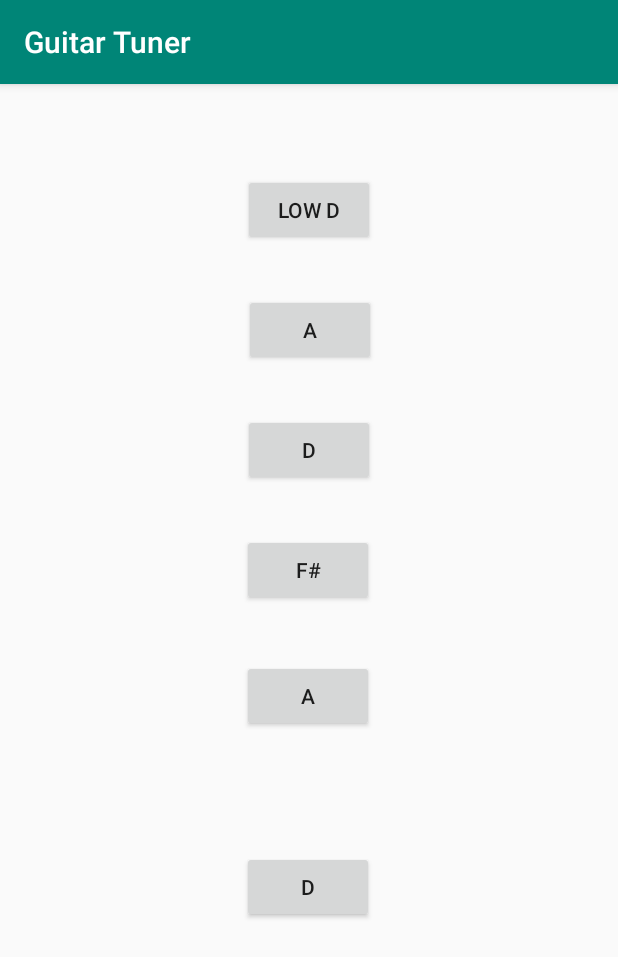
After one commit to hannahlspencer/Tuner, an Android app: the OpenD screen opened directly, with no data from a screen before it, on a phone screen of 412 x 824 dp. The commit adds this screen. Shown: the top 957 px of the screen. Run offline under Robolectric (Android 15) with nearby library versions, the phone set to English and light mode, and no system bars.

Commit message:
Add OpenD tuning variant

```diff
--- a/app/src/main/AndroidManifest.xml
+++ b/app/src/main/AndroidManifest.xml
@@ -16,7 +16,10 @@
                 <category android:name="android.intent.category.LAUNCHER"/>
             </intent-filter>
         </activity>
-        <activity android:name=".standardGuitar.StandardGuitar"></activity>
+        <activity android:name=".tuningVariants.StandardGuitar"></activity>
+        <activity android:name=".tuningVariants.OpenD"></activity>
+        <activity android:name=".tuningVariants.DropC"></activity>
+
     </application>
 
 </manifest>
--- /dev/null
+++ b/app/src/main/java/com/example/myapplication/tuningVariants/OpenD.kt
@@ -0,0 +1,41 @@
+package com.example.myapplication.tuningVariants
+
+import android.media.MediaPlayer
+import android.os.Bundle
+import androidx.appcompat.app.AppCompatActivity
+import com.example.myapplication.R
+import kotlinx.android.synthetic.main.open_d.*
+
+class OpenD: AppCompatActivity() {
+    override fun onCreate(savedInstanceState: Bundle?) {
+        super.onCreate(savedInstanceState)
+        setContentView(R.layout.open_d)
+        setMediaPlayers()
+    }
+
+    fun setMediaPlayers() {
+        opend_lowd.setOnClickListener {
+            playNote(R.raw.lowd)
+        }
+        opend_a.setOnClickListener {
+            playNote(R.raw.a)
+        }
+        opend_d.setOnClickListener {
+            playNote(R.raw.d)
+        }
+        opend_fsharp.setOnClickListener {
+            playNote(R.raw.fsharp)
+        }
+        opend_higha.setOnClickListener {
+            playNote(R.raw.higha)
+        }
+        opend_highd.setOnClickListener {
+            playNote(R.raw.highd)
+        }
+    }
+
+    fun playNote(rawNote: Int) {
+        val mp = MediaPlayer.create(this, rawNote)
+        mp.start()
+    }
+}
--- /dev/null
+++ b/app/src/main/res/layout/open_d.xml
@@ -0,0 +1,68 @@
+<?xml version="1.0" encoding="utf-8"?>
+<androidx.constraintlayout.widget.ConstraintLayout
+        xmlns:android="http://schemas.android.com/apk/res/android"
+        xmlns:tools="http://schemas.android.com/tools"
+        xmlns:app="http://schemas.android.com/apk/res-auto"
+        android:layout_width="match_parent"
+        android:layout_height="match_parent"
+        tools:context=".MainActivity">
+
+    <Button
+            android:text="Low D"
+            android:layout_width="wrap_content"
+            android:layout_height="wrap_content"
+            android:id="@+id/opend_lowd"
+            android:layout_marginTop="60dp"
+            app:layout_constraintTop_toTopOf="parent" app:layout_constraintEnd_toEndOf="parent"
+            android:layout_marginEnd="160dp" app:layout_constraintStart_toStartOf="parent"
+            android:layout_marginStart="8dp" app:layout_constraintHorizontal_bias="0.987"/>
+    <Button
+            android:text="A"
+            android:layout_width="wrap_content"
+            android:layout_height="wrap_content"
+            android:id="@+id/opend_a"
+            android:layout_marginTop="32dp"
+            app:layout_constraintTop_toBottomOf="@+id/opend_lowd" app:layout_constraintEnd_toEndOf="parent"
+            android:layout_marginEnd="160dp" app:layout_constraintStart_toStartOf="parent"
+            android:layout_marginStart="8dp" app:layout_constraintHorizontal_bias="0.993"
+    />
+    <Button
+            android:text="D"
+            android:layout_width="wrap_content"
+            android:layout_height="wrap_content"
+            android:id="@+id/opend_d" android:layout_marginTop="32dp"
+            app:layout_constraintTop_toBottomOf="@+id/opend_a" app:layout_constraintEnd_toEndOf="parent"
+            android:layout_marginEnd="160dp" app:layout_constraintStart_toStartOf="parent"
+            android:layout_marginStart="8dp" app:layout_constraintHorizontal_bias="0.987"
+    />
+    <Button
+            android:text="F#"
+            android:layout_width="wrap_content"
+            android:layout_height="wrap_content"
+            android:id="@+id/opend_fsharp"
+            app:layout_constraintEnd_toEndOf="parent"
+            android:layout_marginEnd="8dp" app:layout_constraintStart_toStartOf="parent"
+            android:layout_marginStart="8dp" app:layout_constraintHorizontal_bias="0.498"
+            android:layout_marginTop="32dp" app:layout_constraintTop_toBottomOf="@+id/opend_d"/>
+    <Button
+            android:text="A"
+            android:layout_width="wrap_content"
+            android:layout_height="wrap_content"
+            android:id="@+id/opend_higha" android:layout_marginTop="36dp"
+            app:layout_constraintTop_toBottomOf="@+id/opend_fsharp" app:layout_constraintEnd_toEndOf="parent"
+            android:layout_marginEnd="8dp" app:layout_constraintStart_toStartOf="parent"
+            android:layout_marginStart="8dp" app:layout_constraintHorizontal_bias="0.498"
+    />
+    <Button
+            android:text="D"
+            android:layout_width="wrap_content"
+            android:layout_height="wrap_content"
+            android:id="@+id/opend_highd"
+            app:layout_constraintEnd_toEndOf="parent"
+            android:layout_marginEnd="8dp" app:layout_constraintStart_toStartOf="parent"
+            android:layout_marginStart="8dp" app:layout_constraintHorizontal_bias="0.498"
+            android:layout_marginBottom="108dp" app:layout_constraintBottom_toBottomOf="parent"
+            android:layout_marginTop="8dp" app:layout_constraintTop_toBottomOf="@+id/opend_higha"
+            app:layout_constraintVertical_bias="0.414"/>
+
+</androidx.constraintlayout.widget.ConstraintLayout>
--- a/app/src/main/res/values/strings.xml
+++ b/app/src/main/res/values/strings.xml
@@ -1,3 +1,3 @@
 <resources>
-    <string name="app_name">My Application</string>
+    <string name="app_name">Guitar Tuner</string>
 </resources>
```
Also changed, not shown: app/src/main/java/com/example/myapplication/MainActivity.kt (+10 -21 lines), app/src/main/java/com/example/myapplication/standardGuitar/StandardGuitar.kt (deleted, +0 -42 lines), app/src/main/java/com/example/myapplication/tuningVariants/StandardGuitar.kt (added, +42 -0 lines), app/src/main/res/layout/activity_main.xml (+9 -1 lines), 5 other files.
